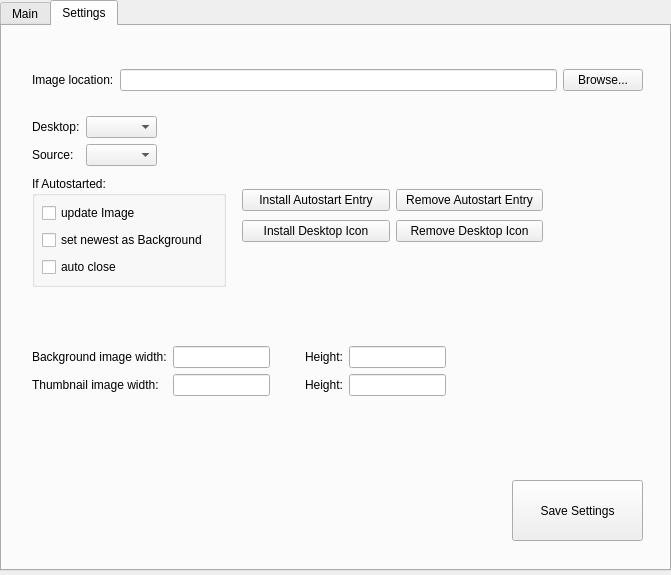
Above: trunk/src/MainWindow.ui from BackupTheBerlios/qapod-svn before the change. Below: the same form after it.
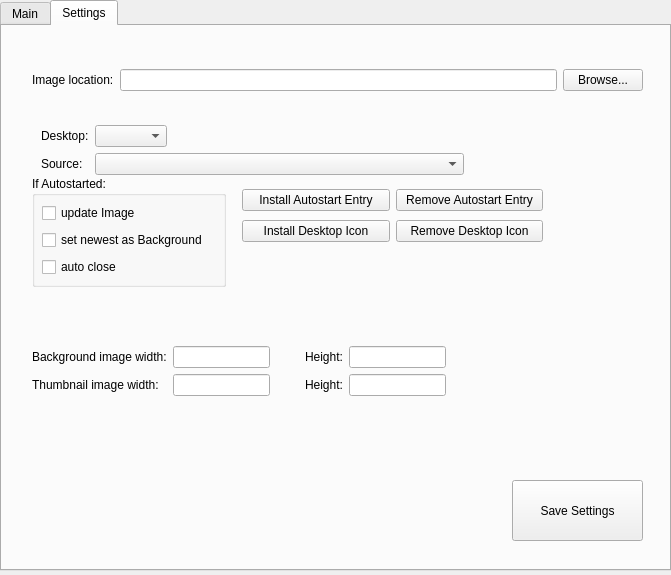
That is the form after the change. The open tabs and pages were chosen to show the change. Icons and pictures are not drawn.

What changed in the file:
```diff
--- a/trunk/src/MainWindow.ui
+++ b/trunk/src/MainWindow.ui
@@ -195,50 +195,6 @@
        </item>
       </layout>
      </widget>
-     <widget class="QWidget" name="widget" >
-      <property name="geometry" >
-       <rect>
-        <x>30</x>
-        <y>90</y>
-        <width>125</width>
-        <height>52</height>
-       </rect>
-      </property>
-      <layout class="QGridLayout" >
-       <property name="margin" >
-        <number>0</number>
-       </property>
-       <property name="spacing" >
-        <number>6</number>
-       </property>
-       <item row="1" column="1" >
-        <widget class="QComboBox" name="sourceType" />
-       </item>
-       <item row="1" column="0" >
-        <widget class="QLabel" name="label_2" >
-         <property name="text" >
-          <string>Source:</string>
-         </property>
-         <property name="buddy" >
-          <cstring>sourceType</cstring>
-         </property>
-        </widget>
-       </item>
-       <item row="0" column="0" >
-        <widget class="QLabel" name="label_8" >
-         <property name="text" >
-          <string>Desktop:</string>
-         </property>
-         <property name="buddy" >
-          <cstring>desktopType</cstring>
-         </property>
-        </widget>
-       </item>
-       <item row="0" column="1" >
-        <widget class="QComboBox" name="desktopType" />
-       </item>
-      </layout>
-     </widget>
      <widget class="QGroupBox" name="groupBox" >
       <property name="geometry" >
        <rect>
@@ -446,6 +402,63 @@
        <string>Save Settings</string>
       </property>
      </widget>
+     <widget class="QWidget" name="widget" >
+      <property name="geometry" >
+       <rect>
+        <x>30</x>
+        <y>90</y>
+        <width>441</width>
+        <height>68</height>
+       </rect>
+      </property>
+      <layout class="QGridLayout" >
+       <property name="margin" >
+        <number>9</number>
+       </property>
+       <property name="spacing" >
+        <number>6</number>
+       </property>
+       <item row="0" column="0" >
+        <widget class="QLabel" name="label_8" >
+         <property name="text" >
+          <string>Desktop:</string>
+         </property>
+         <property name="buddy" >
+          <cstring>desktopType</cstring>
+         </property>
+        </widget>
+       </item>
+       <item row="0" column="1" >
+        <widget class="QComboBox" name="desktopType" />
+       </item>
+       <item row="1" column="0" >
+        <widget class="QLabel" name="label_2" >
+         <property name="text" >
+          <string>Source:</string>
+         </property>
+         <property name="buddy" >
+          <cstring>sourceType</cstring>
+         </property>
+        </widget>
+       </item>
+       <item row="0" column="2" >
+        <spacer>
+         <property name="orientation" >
+          <enum>Qt::Horizontal</enum>
+         </property>
+         <property name="sizeHint" >
+          <size>
+           <width>40</width>
+           <height>20</height>
+          </size>
+         </property>
+        </spacer>
+       </item>
+       <item row="1" column="1" colspan="2" >
+        <widget class="QComboBox" name="sourceType" />
+       </item>
+      </layout>
+     </widget>
     </widget>
    </widget>
   </widget>
```
Left out of the diff: 39 changed lines with no effect on the pictures.
